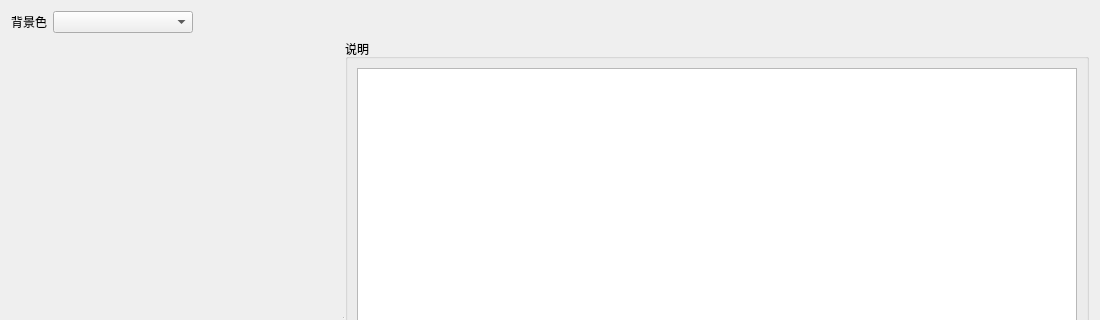
marshalyyx2000/wireshark, file ui/qt/mms_process_analysis_dialog.ui: the form before one commit; both pictures show x 0 to 1100 and y 0 to 320 of the 1100 by 640 pixel window.
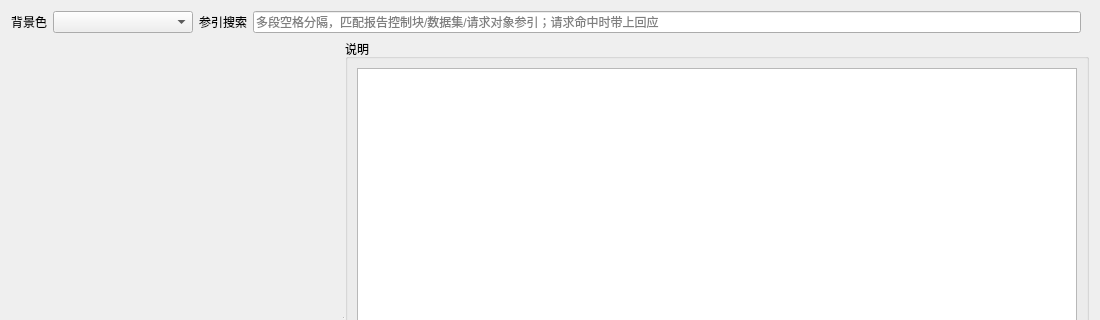
The form after the commit. Custom widgets are drawn as their Qt base class.

Commit message:
Add multi-token reference search to MMS station-layer process analysis.
Filter the sequence by RCB/dataset/request refs; keep request-response pairs and chronological order.

```diff
--- a/ui/qt/mms_process_analysis_dialog.ui
+++ b/ui/qt/mms_process_analysis_dialog.ui
@@ -36,14 +36,43 @@
        </property>
       </widget>
      </item>
+     <item>
+      <widget class="QLabel" name="searchLabel">
+       <property name="text">
+        <string>参引搜索</string>
+       </property>
+      </widget>
+     </item>
+     <item>
+      <widget class="QLineEdit" name="searchEdit">
+       <property name="sizePolicy">
+        <sizepolicy hsizetype="Expanding" vsizetype="Fixed">
+         <horstretch>1</horstretch>
+         <verstretch>0</verstretch>
+        </sizepolicy>
+       </property>
+       <property name="placeholderText">
+        <string>多段空格分隔，匹配报告控制块/数据集/请求对象参引；请求命中时带上回应</string>
+       </property>
+       <property name="clearButtonEnabled">
+        <bool>true</bool>
+       </property>
+       <property name="toolTip">
+        <string>在报告控制块、数据集、请求对象参引中搜索。空格分隔多段，需同时匹配。命中请求时自动包含对应回应，结果仍按时序排列。</string>
+       </property>
+      </widget>
+     </item>
      <item>
       <spacer name="toolbarSpacer">
        <property name="orientation">
         <enum>Qt::Horizontal</enum>
        </property>
+       <property name="sizeType">
+        <enum>QSizePolicy::Fixed</enum>
+       </property>
        <property name="sizeHint" stdset="0">
         <size>
-         <width>40</width>
+         <width>8</width>
          <height>20</height>
         </size>
        </property>
```
The commit also changes 4 other files.
